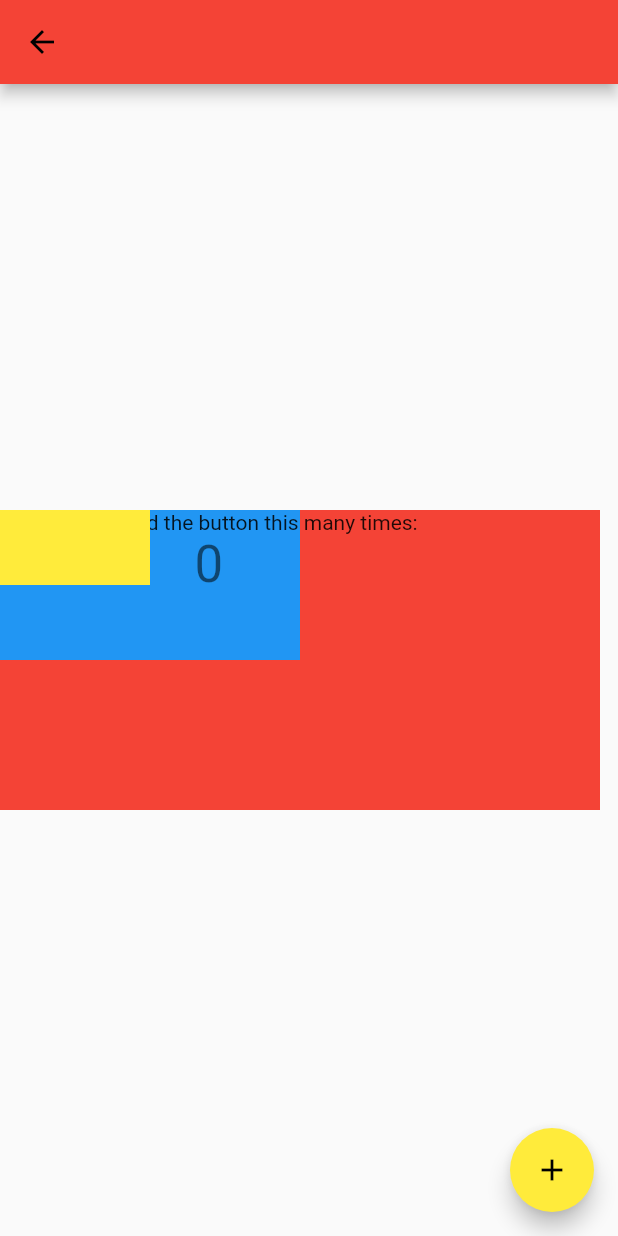
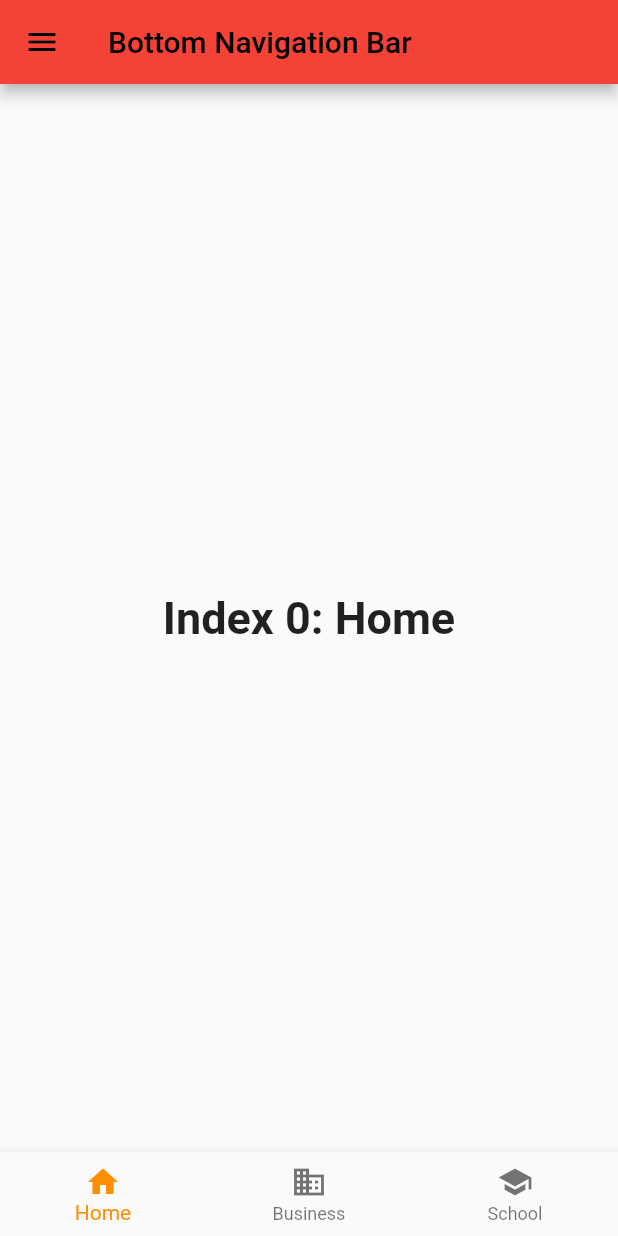
Before and after one commit to MuhammadHaris55/flutter-beginners-tutorial, a Flutter app: the MyHomePage screen opened by its route, on a phone screen of 412 x 824 dp. Run offline on Flutter 3.47's test engine with Material 2 defaults, Android fonts, the phone set to English and light mode, and no system bars; our stand-ins replace shared_preferences; accounts and stored records are empty.

Commit message:
bottom navigation bar and drawer

```diff
--- /dev/null
+++ b/lib/common/bottom_navigation_bar.dart
@@ -0,0 +1,133 @@
+import 'package:flutter/material.dart';
+
+class AppCustomBottomNavigationBar extends StatefulWidget {
+  const AppCustomBottomNavigationBar({super.key});
+
+  @override
+  State<AppCustomBottomNavigationBar> createState() =>
+      _AppCustomBottomNavigationBarState();
+}
+
+class _AppCustomBottomNavigationBarState
+    extends State<AppCustomBottomNavigationBar> {
+  int _selectedIndex = 0;
+  static const TextStyle optionStyle =
+      TextStyle(fontSize: 30, fontWeight: FontWeight.bold);
+  static const List<Widget> _widgetOptions = <Widget>[
+    Text(
+      'Index 0: Home',
+      style: optionStyle,
+    ),
+    Text(
+      'Index 1: Business',
+      style: optionStyle,
+    ),
+    Text(
+      'Index 2: School',
+      style: optionStyle,
+    ),
+  ];
+  void _onItemTapped(int index) {
+    setState(() {
+      _selectedIndex = index;
+    });
+  }
+
+  @override
+  Widget build(BuildContext context) {
+    return SafeArea(
+      child: Scaffold(
+        appBar: AppBar(title: const Text("Bottom Navigation Bar")),
+        drawer: Drawer(
+          backgroundColor: Colors.amber,
+          child: Padding(
+            padding: const EdgeInsets.symmetric(horizontal: 25, vertical: 70),
+            child: Column(children: [
+              GestureDetector(
+                onTap: () {
+                  Navigator.pop(context);
+                },
+                child: Row(
+                  children: const [
+                    Text(
+                      'Gesture',
+                      style: TextStyle(
+                        fontSize: 25,
+                        fontWeight: FontWeight.bold,
+                      ),
+                    ),
+                    Spacer(),
+                    Icon(
+                      Icons.arrow_forward_outlined,
+                      size: 28,
+                    ),
+                  ],
+                ),
+              ),
+              const SizedBox(height: 15),
+              InkWell(
+                onTap: () {
+                  Navigator.pop(context);
+                },
+                child: Row(
+                  children: const [
+                    Text(
+                      'InkWell',
+                      style: TextStyle(
+                        fontSize: 25,
+                        fontWeight: FontWeight.bold,
+                      ),
+                    ),
+                    Spacer(),
+                    Icon(
+                      Icons.arrow_forward_outlined,
+                      size: 28,
+                    ),
+                  ],
+                ),
+              ),
+              const SizedBox(height: 15),
+              Row(
+                children: const [
+                  Text(
+                    'Home',
+                    style: TextStyle(
+                      fontSize: 25,
+                      fontWeight: FontWeight.bold,
+                    ),
+                  ),
+                  Spacer(),
+                  Icon(
+                    Icons.arrow_forward_outlined,
+                    size: 28,
+                  ),
+                ],
+              ),
+              const SizedBox(height: 15),
+            ]),
+          ),
+        ),
+        body: Center(child: _widgetOptions.elementAt(_selectedIndex)),
+        bottomNavigationBar: BottomNavigationBar(
+          items: const <BottomNavigationBarItem>[
+            BottomNavigationBarItem(
+              icon: Icon(Icons.home),
+              label: 'Home',
+            ),
+            BottomNavigationBarItem(
+              icon: Icon(Icons.business),
+              label: 'Business',
+            ),
+            BottomNavigationBarItem(
+              icon: Icon(Icons.school),
+              label: 'School',
+            ),
+          ],
+          currentIndex: _selectedIndex,
+          selectedItemColor: Colors.amber[800],
+          onTap: _onItemTapped,
+        ),
+      ),
+    );
+  }
+}
--- a/lib/main.dart
+++ b/lib/main.dart
@@ -1,4 +1,5 @@
 import 'package:flutter/material.dart';
+import 'package:myapp/common/bottom_navigation_bar.dart';
 import 'package:myapp/features/api_integeration/api_screen.dart';
 import 'package:myapp/routing/app_router.dart';
 import 'package:shared_preferences/shared_preferences.dart';
@@ -53,10 +54,11 @@ class MyApp extends StatelessWidget {
       ),
       onGenerateRoute: (settings) => generateRoute(settings),
       // home: const ApiIntegerationScreen(),
-      home: const MyHomePage(
-        title: 'Flutter demo app',
-      ),
+      // home: const MyHomePage(
+      //   title: 'Flutter demo app',
+      // ),
       // home: const SecondScreen(),
+      home: const AppCustomBottomNavigationBar(),
     );
   }
 }
@@ -109,29 +111,23 @@ class MyHomePage extends StatefulWidget {
 }
 
 class _MyHomePageState extends State<MyHomePage> {
-  int _counter = 0;
-  @override
-  void initState() {
-    super.initState();
-    getSharedPrefVal();
-  }
+  int _currentIndex = 0;
 
-  getSharedPrefVal() async {
-    final SharedPreferences prefs = await SharedPreferences.getInstance();
-    _counter = prefs.getInt('counter') ?? 0;
-    setState(() {});
-  }
+  List<Widget> bodyWidget = const [
+    Text(
+      "Home",
+      style: TextStyle(fontSize: 40, fontWeight: FontWeight.bold),
+    ),
+    Text(
+      "Notification",
+      style: TextStyle(fontSize: 40, fontWeight: FontWeight.bold),
+    ),
+  ];
 
-  void updateValueInSharedPreference(int value) async {
-    final SharedPreferences prefs = await SharedPreferences.getInstance();
-    print('previous value ==> ${prefs.getInt('counter')}');
-    await prefs.setInt('counter', value);
-    print('updated value ==> ${prefs.getInt('counter')}');
-  }
-
-  void _incrementCounter() {
-    setState(() => _counter++);
-    updateValueInSharedPreference(_counter);
+  _onTapFunc(int index) {
+    setState(() {
+      _currentIndex = index;
+    });
   }
 
   @override
@@ -140,46 +136,23 @@ class _MyHomePageState extends State<MyHomePage> {
       appBar: AppBar(
         title: Text(widget.title),
       ),
-      body: Column(
-        mainAxisAlignment: MainAxisAlignment.center,
-        crossAxisAlignment: CrossAxisAlignment.center,
-        children: <Widget>[
-          Stack(
-            children: <Widget>[
-              Container(
-                width: 400,
-                height: 200,
-                color: Colors.red,
-              ),
-              Container(
-                width: 200,
-                height: 100,
-                color: Colors.blue,
-              ),
-              Column(
-                mainAxisAlignment: MainAxisAlignment.center,
-                children: <Widget>[
-                  const Text('You have pushed the button this many times:'),
-                  Text(
-                    '$_counter',
-                    style: Theme.of(context).textTheme.headline4,
-                  ),
-                ],
-              ),
-              Container(
-                width: 100,
-                height: 50,
-                color: Colors.yellow,
-              ),
-            ],
-          ),
-        ],
-      ),
-      floatingActionButton: FloatingActionButton(
-        onPressed: _incrementCounter,
-        tooltip: 'Increment',
-        child: const Icon(Icons.add),
-      ),
+      body: Center(child: bodyWidget.elementAt(_currentIndex)),
+      bottomNavigationBar: const AppCustomBottomNavigationBar(),
+      // BottomNavigationBar(
+      //   selectedItemColor: Colors.indigo,
+      //   // unselectedItemColor: Colors.black,
+      //   items: const [
+      //     BottomNavigationBarItem(
+      //       icon: Icon(Icons.home),
+      //       label: 'Home',
+      //     ),
+      //     BottomNavigationBarItem(
+      //       icon: Icon(Icons.notifications),
+      //       label: 'Notification',
+      //     ),
+      //   ],
+      //   onTap: _onTapFunc,
+      // ),
     );
   }
 }
```
